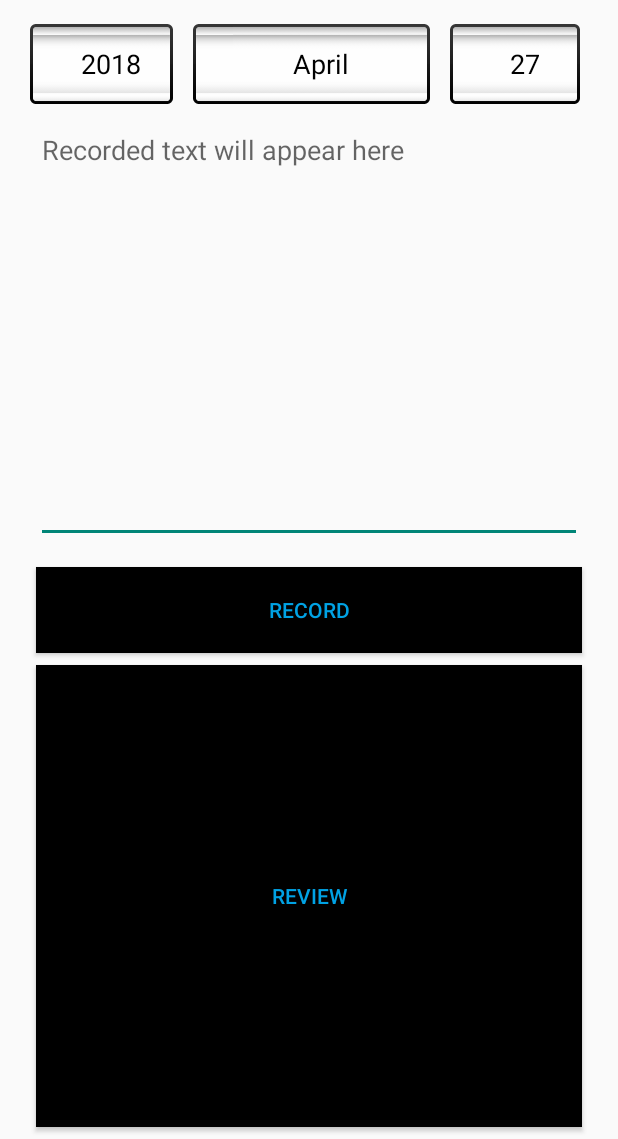
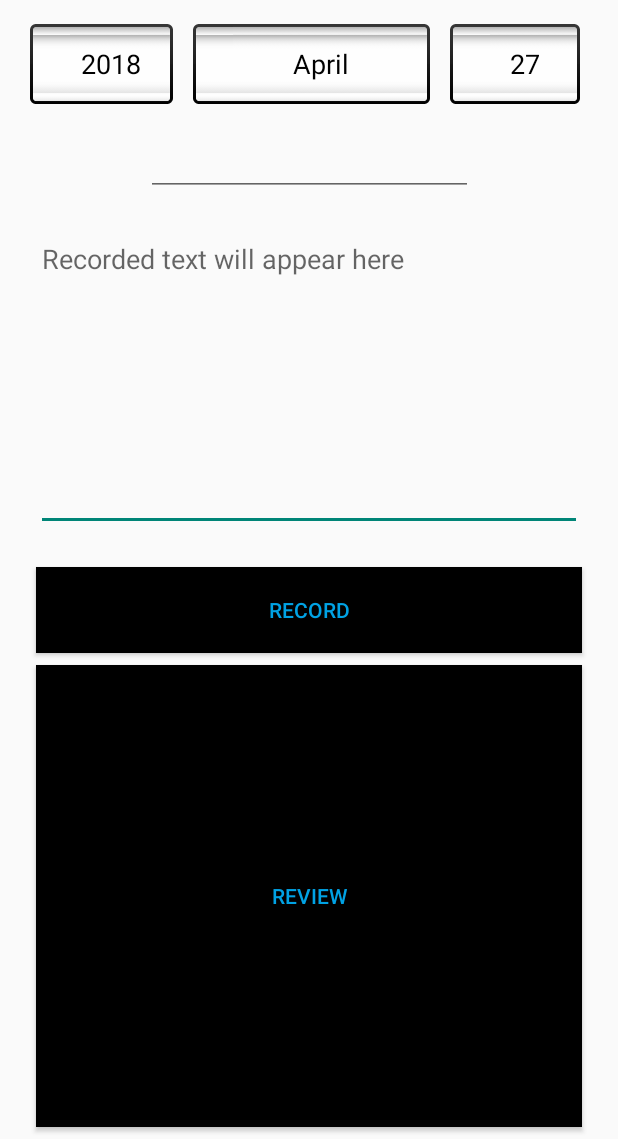
Before and after one commit to kristofferbjorklund85/zesam, an Android app: the CreateMeeting screen opened directly, with no data from a screen before it, on a phone screen of 412 x 824 dp, the part 97-1236 px from its top. Run offline under Robolectric (Android 15) with nearby library versions, the phone set to English and light mode, and no system bars.

Commit message:
Added reminder to Review, finished previous activitys

```diff
--- a/app/src/main/java/zesam/src/CreateMeeting.java
+++ b/app/src/main/java/zesam/src/CreateMeeting.java
@@ -1,7 +1,9 @@
 package zesam.src;
 
 import android.app.Activity;
+import android.app.DatePickerDialog;
 import android.content.ActivityNotFoundException;
+import android.content.DialogInterface;
 import android.content.Intent;
 import android.os.Bundle;
 import android.speech.RecognizerIntent;
@@ -10,6 +12,7 @@ import android.util.Log;
 import android.view.View;
 import android.widget.AdapterView;
 import android.widget.ArrayAdapter;
+import android.widget.DatePicker;
 import android.widget.EditText;
 import android.widget.Spinner;
 import android.support.v7.widget.Toolbar;
@@ -22,8 +25,10 @@ import java.time.YearMonth;
 import java.time.format.DateTimeFormatter;
 import java.util.ArrayList;
 import java.util.Arrays;
+import java.util.Calendar;
 import java.util.Date;
 import java.util.List;
+import java.util.Locale;
 
 public class CreateMeeting extends AppCompatActivity {
     private ArrayList<String> list;
@@ -48,6 +53,10 @@ public class CreateMeeting extends AppCompatActivity {
     Date date;
     DateFormat format;
     LocalDate localDate;
+
+    Calendar myCalendar;
+    EditText date_text;
+
 
     public static Activity act;
 
@@ -75,6 +84,36 @@ public class CreateMeeting extends AppCompatActivity {
         textblock = "";
         setDates();
         initDateSpinner(getDay(nMonth), getMonth(), getYear());
+
+        myCalendar = Calendar.getInstance();
+
+        date_text = (EditText) findViewById(R.id.date_text);
+
+        DatePickerDialog.OnDateSetListener date = new DatePickerDialog.OnDateSetListener() {
+
+            @Override
+            public void onDateSet(DatePicker view, int year, int monthOfYear,
+                                  int dayOfMonth) {
+                // TODO Auto-generated method stub
+                myCalendar.set(Calendar.YEAR, year);
+                myCalendar.set(Calendar.MONTH, monthOfYear);
+                myCalendar.set(Calendar.DAY_OF_MONTH, dayOfMonth);
+                updateLabel();
+            }
+
+        };
+
+        date_text.setOnClickListener(new View.OnClickListener() {
+
+            @Override
+            public void onClick(View v) {
+                // TODO Auto-generated method stub
+                new DatePickerDialog(this, date, myCalendar
+                        .get(Calendar.YEAR), myCalendar.get(Calendar.MONTH),
+                        myCalendar.get(Calendar.DAY_OF_MONTH)).show();
+            }
+        });
+
     }
 
     public void startVoiceInput(View v) {
@@ -101,9 +140,6 @@ public class CreateMeeting extends AppCompatActivity {
                 }
                 break;
             }
-            case 0: {
-                finish();
-            }
         }
     }
 
@@ -111,6 +147,13 @@ public class CreateMeeting extends AppCompatActivity {
         textblock = textblock + text + "\n\n";
 
         recordedText.setText(textblock);
+    }
+
+    private void updateLabel() {
+        String myFormat = "yy/MM/dd"; //In which you need put here
+        SimpleDateFormat sdf = new SimpleDateFormat(myFormat);
+
+        date_text.setText(sdf.format(myCalendar.getTime()));
     }
 
     public void showResult(View v) {
@@ -124,6 +167,11 @@ public class CreateMeeting extends AppCompatActivity {
 
         startActivity(intent);
     }
+
+
+
+
+
 
     public void initDateSpinner(List dayArray, List monthArray, List yearArray) {
         daySpinner   = (Spinner) findViewById(R.id.day_spinner);
--- a/app/src/main/res/layout/activity_create_meeting.xml
+++ b/app/src/main/res/layout/activity_create_meeting.xml
@@ -7,7 +7,8 @@
 
     <include
         android:id="@+id/include"
-        layout="@layout/toolbar_logged_in"></include>
+        layout="@layout/toolbar_logged_in"
+        android:layout_width="388dp"></include>
 
     <Button
         android:id="@+id/fininsh_button"
@@ -44,7 +45,7 @@
     <EditText
         android:id="@+id/recorded_text"
         android:layout_width="0dp"
-        android:layout_height="0dp"
+        android:layout_height="204dp"
         android:layout_marginBottom="16dp"
         android:layout_marginEnd="24dp"
         android:layout_marginStart="24dp"
@@ -56,7 +57,7 @@
         app:layout_constraintBottom_toTopOf="@+id/record_button"
         app:layout_constraintEnd_toEndOf="parent"
         app:layout_constraintStart_toStartOf="parent"
-        app:layout_constraintTop_toBottomOf="@+id/month_spinner" />
+        app:layout_constraintTop_toTopOf="@+id/guideline6" />
 
     <Spinner
         android:id="@+id/year_spinner"
@@ -151,4 +152,25 @@
         android:orientation="horizontal"
         app:layout_constraintGuide_begin="508dp" />
 
+    <android.support.constraint.Guideline
+        android:id="@+id/guideline6"
+        android:layout_width="wrap_content"
+        android:layout_height="wrap_content"
+        android:orientation="horizontal"
+        app:layout_constraintGuide_begin="199dp" />
+
+    <EditText
+        android:id="@+id/date_text"
+        android:layout_width="218dp"
+        android:layout_height="wrap_content"
+        android:layout_marginEnd="8dp"
+        android:layout_marginStart="8dp"
+        android:layout_marginTop="8dp"
+        android:ems="10"
+        android:inputType="date"
+        android:focusable="false"
+        app:layout_constraintEnd_toEndOf="parent"
+        app:layout_constraintStart_toStartOf="parent"
+        app:layout_constraintTop_toTopOf="@+id/guideline" />
+
 </android.support.constraint.ConstraintLayout>
```
